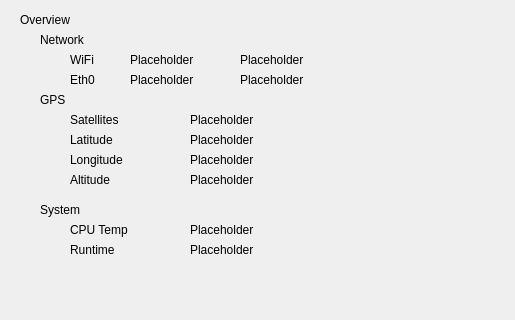
The window that modules/SystemInfo/systeminfo.ui (nbdy/carpi) describes before a commit, drawn with Qt 5; both pictures show x 0 to 515 and y 0 to 320 of the 1024 by 600 pixel window.
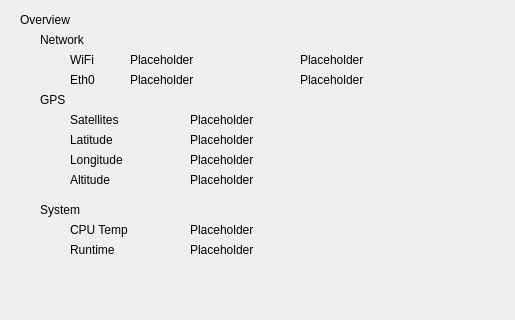
The same window after the commit.

The edit to the form file:
```diff
--- a/modules/SystemInfo/systeminfo.ui
+++ b/modules/SystemInfo/systeminfo.ui
@@ -57,7 +57,7 @@
     <rect>
      <x>130</x>
      <y>50</y>
-     <width>80</width>
+     <width>150</width>
      <height>19</height>
     </rect>
    </property>
@@ -83,7 +83,7 @@
     <rect>
      <x>130</x>
      <y>70</y>
-     <width>80</width>
+     <width>150</width>
      <height>19</height>
     </rect>
    </property>
@@ -276,9 +276,9 @@
   <widget class="QLabel" name="eth_ip">
    <property name="geometry">
     <rect>
-     <x>240</x>
+     <x>300</x>
      <y>70</y>
-     <width>80</width>
+     <width>120</width>
      <height>19</height>
     </rect>
    </property>
@@ -289,9 +289,9 @@
   <widget class="QLabel" name="wifi_ip">
    <property name="geometry">
     <rect>
-     <x>240</x>
+     <x>300</x>
      <y>50</y>
-     <width>80</width>
+     <width>120</width>
      <height>19</height>
     </rect>
    </property>
```
